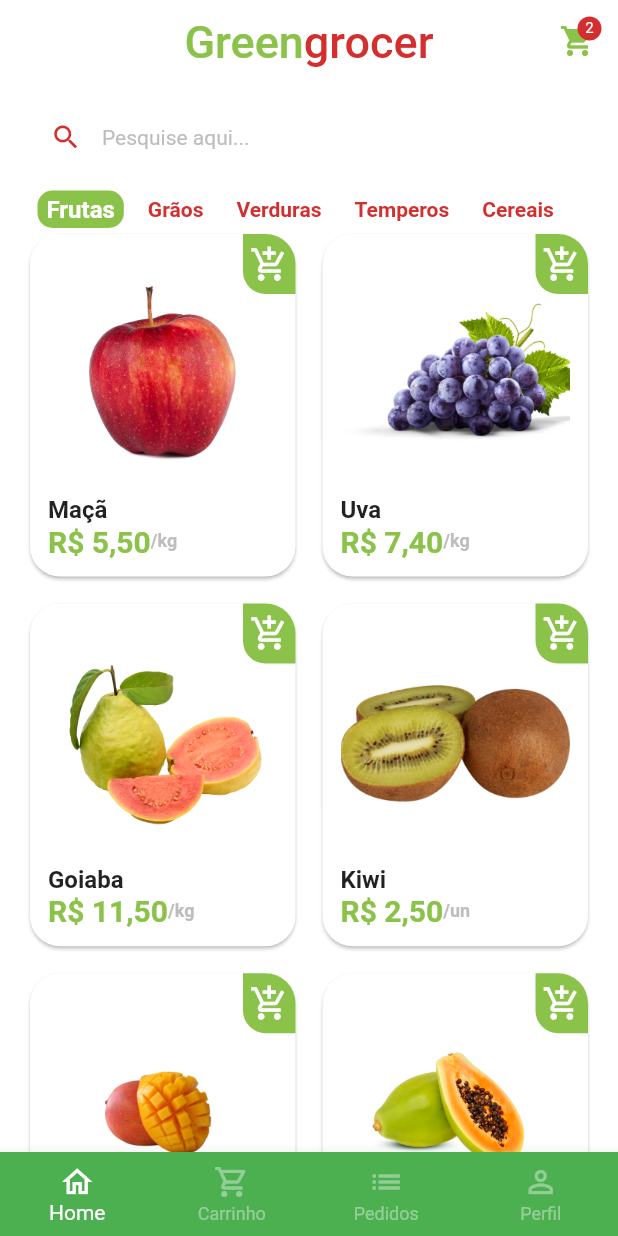
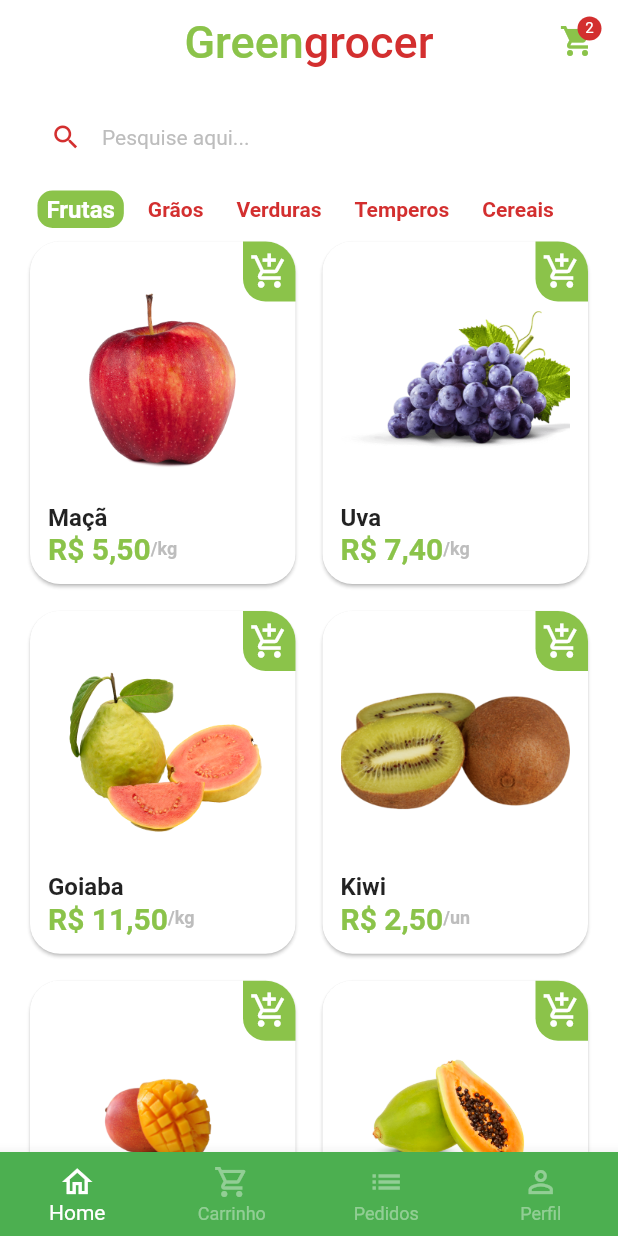
Before and after one commit to RenatoRosaFranco/fruit-ecommerce-app, a Flutter app: the screen it shows after launch, after a tap on "Entrar", on a phone screen of 412 x 824 dp. Run offline on Flutter 3.47's test engine with Material 2 defaults, Android fonts, the phone set to English and light mode, and no system bars; our stand-ins replace animated_text_kit, mask_text_input_formatter.

Commit message:
Ajustando bugs no layout

```diff
--- a/lib/src/pages/home/components/category_tile.dart
+++ b/lib/src/pages/home/components/category_tile.dart
@@ -2,7 +2,11 @@ import 'package:flutter/material.dart';
 import 'package:untitled4/src/config/custom_colors.dart';
 
 class CategoryTile extends StatelessWidget {
-  CategoryTile({Key? key, required this.category, required this.isSelected, required this.onPressed})
+  const CategoryTile(
+      {Key? key,
+      required this.category,
+      required this.isSelected,
+      required this.onPressed})
       : super(key: key);
 
   final String category;
@@ -14,19 +18,22 @@ class CategoryTile extends StatelessWidget {
     return Container(
       padding: const EdgeInsets.symmetric(horizontal: 6),
       decoration: BoxDecoration(
-        borderRadius: BorderRadius.circular(10),
-        color: isSelected ? CustomColors.customSwatchColor : Colors.transparent
-      ),
+          borderRadius: BorderRadius.circular(10),
+          color:
+              isSelected ? CustomColors.customSwatchColor : Colors.transparent),
       child: GestureDetector(
         onTap: onPressed,
         child: Align(
           alignment: Alignment.center,
-          child: Text(category,
-          style: TextStyle(
-            color: isSelected ? Colors.white : CustomColors.customContrastColor,
-            fontWeight: FontWeight.bold,
-            fontSize: isSelected ? 16 : 14
-          ),),
+          child: Text(
+            category,
+            style: TextStyle(
+                color: isSelected
+                    ? Colors.white
+                    : CustomColors.customContrastColor,
+                fontWeight: FontWeight.bold,
+                fontSize: isSelected ? 16 : 14),
+          ),
         ),
       ),
     );
--- a/lib/src/pages/home/home_tab.dart
+++ b/lib/src/pages/home/home_tab.dart
@@ -89,18 +89,17 @@ class _HomeTabState extends State<HomeTab> {
                     isSelected: appData.categories[index] == selectedCategory,
                   );
                 },
-                separatorBuilder: (_, index) {
-                  return const SizedBox(
-                    width: 10,
-                  );
-                },
+                separatorBuilder: (_, index) => const SizedBox(width: 10),
                 itemCount: appData.categories.length),
           ),
+
           // Grid
           Expanded(
+            child: Padding(
+              padding: EdgeInsets.only(top: 5),
               child: GridView.builder(
-               padding:  const EdgeInsets.fromLTRB(16, 0, 16, 0),
-                physics: const BouncingScrollPhysics(),
+                  padding: const EdgeInsets.fromLTRB(16, 0, 16, 0),
+                  physics: const ScrollPhysics(),
                   gridDelegate: const SliverGridDelegateWithFixedCrossAxisCount(
                     crossAxisCount: 2,
                     mainAxisSpacing: 10,
@@ -111,6 +110,7 @@ class _HomeTabState extends State<HomeTab> {
                   itemBuilder: (_, index) {
                     return ItemTile(item: appData.items[index]);
                   }),
+            ),
           )
         ],
       ),
```
Lines whose indentation alone changed are shown as unchanged.
